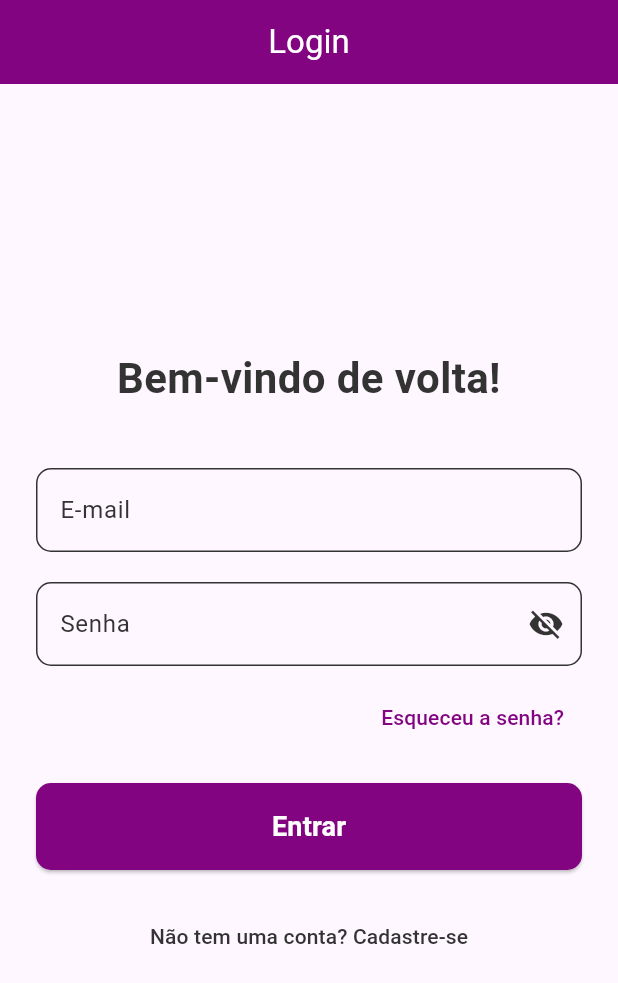
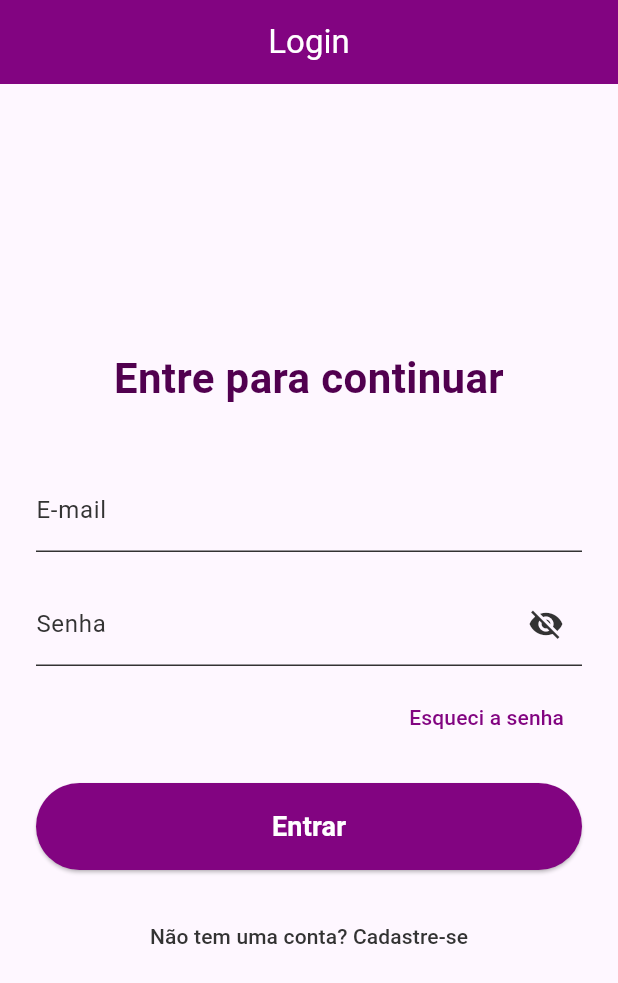
Before and after one commit to ayuizu/ProgMobile_MayumiApp, a Flutter app: the screen it shows after launch, on a phone screen of 412 x 824 dp. Shown: the top 983 px of the screen. Run offline on Flutter 3.47's test engine with Material 3 defaults, Android fonts, the phone set to English and light mode, and no system bars; our stand-ins replace table_calendar.

Commit message:
Atualiza 'Melhorias Futuras' e ajusta layout

```diff
--- a/lib/components/colors.dart
+++ b/lib/components/colors.dart
@@ -5,6 +5,8 @@ class AppColor {
   static const Color lightGrey = Color(0xFFE0E0E0);
   static const Color graphite = Color(0xFF333333);
   static const Color violet = Color.fromRGBO(130, 4, 129, 1);
+  static const Color darkViolet = Color.fromRGBO(81, 0, 79, 1);
+  static const Color lilac = Color.fromRGBO(255, 227, 254, 1);
   static const Color green = Color(0xFF4CAF50);
   static const Color red = Color(0xFFF44336);
 }
--- a/lib/components/custom_appbar.dart
+++ b/lib/components/custom_appbar.dart
@@ -8,8 +8,8 @@ class CustomAppBar extends StatelessWidget {
   @override
   Widget build(BuildContext context) {
     return AppBar(
-      title: Text(texto, style: const TextStyle(color: AppColor.white)),
-      backgroundColor: AppColor.violet,
+      title: Text(texto, style: const TextStyle(color: AppColor.darkViolet)),
+      backgroundColor: AppColor.white,
       centerTitle: true,
     );
   }
--- a/lib/components/input_decoration.dart
+++ b/lib/components/input_decoration.dart
@@ -5,13 +5,11 @@ InputDecoration inputdecoration(String labelText) {
   return InputDecoration(
     labelText: labelText,
     labelStyle: const TextStyle(color: AppColor.graphite),
-    enabledBorder: OutlineInputBorder(
+    enabledBorder: UnderlineInputBorder(
       borderSide: const BorderSide(color: AppColor.graphite),
-      borderRadius: BorderRadius.circular(10),
     ),
-    focusedBorder: OutlineInputBorder(
+    focusedBorder: UnderlineInputBorder(
       borderSide: const BorderSide(color: AppColor.violet, width: 2),
-      borderRadius: BorderRadius.circular(10),
     ),
   );
 }
--- a/lib/components/side_menu.dart
+++ b/lib/components/side_menu.dart
@@ -18,11 +18,11 @@ class SideMenu extends StatelessWidget {
       child: ListView(
         children: [
           const DrawerHeader(
-            decoration: BoxDecoration(color: AppColor.violet),
+            decoration: BoxDecoration(color: AppColor.white),
             child: Text(
               'Menu',
               style: TextStyle(
-                color: AppColor.white,
+                color: AppColor.darkViolet,
                 fontSize: 24,
                 fontWeight: FontWeight.bold,
               ),
--- a/lib/view/lista_page.dart
+++ b/lib/view/lista_page.dart
@@ -73,7 +73,7 @@ class _FuturosAgendamentosViewState extends State<FuturosAgendamentosView> {
       ),
       appBar: PreferredSize(
         preferredSize: const Size.fromHeight(60.0),
-        child: CustomAppBar(texto: 'Seus Agendamentos'),
+        child: CustomAppBar(texto: 'Meus Agendamentos'),
       ),
       body: _isLoading
           ? const Center(
@@ -104,6 +104,7 @@ class _FuturosAgendamentosViewState extends State<FuturosAgendamentosView> {
       elevation: 4,
       margin: const EdgeInsets.only(bottom: 16),
       shape: RoundedRectangleBorder(borderRadius: BorderRadius.circular(12)),
+      color: AppColor.lilac,
       child: Padding(
         padding: const EdgeInsets.all(16.0),
         child: Column(
--- a/lib/view/login_page.dart
+++ b/lib/view/login_page.dart
@@ -57,12 +57,12 @@ class _LoginViewState extends State<LoginView> {
               crossAxisAlignment: CrossAxisAlignment.stretch,
               children: [
                 const Text(
-                  'Bem-vindo de volta!',
+                  'Entre para continuar',
                   textAlign: TextAlign.center,
                   style: TextStyle(
                     fontSize: 28,
                     fontWeight: FontWeight.bold,
-                    color: AppColor.graphite,
+                    color: AppColor.darkViolet,
                   ),
                 ),
                 const SizedBox(height: 40),
@@ -118,7 +118,7 @@ class _LoginViewState extends State<LoginView> {
                       debugPrint('Ir para a tela de recuperação de senha');
                     },
                     child: const Text(
-                      'Esqueceu a senha?',
+                      'Esqueci a senha',
                       style: TextStyle(color: AppColor.violet),
                     ),
                   ),
@@ -130,7 +130,7 @@ class _LoginViewState extends State<LoginView> {
                     backgroundColor: AppColor.violet,
                     padding: const EdgeInsets.symmetric(vertical: 16),
                     shape: RoundedRectangleBorder(
-                      borderRadius: BorderRadius.circular(10),
+                      borderRadius: BorderRadius.circular(30),
                     ),
                   ),
                   child: const Text(
```
Also changed, not shown: lib/view/home_page.dart (+4 -4 lines), 1 other file.
